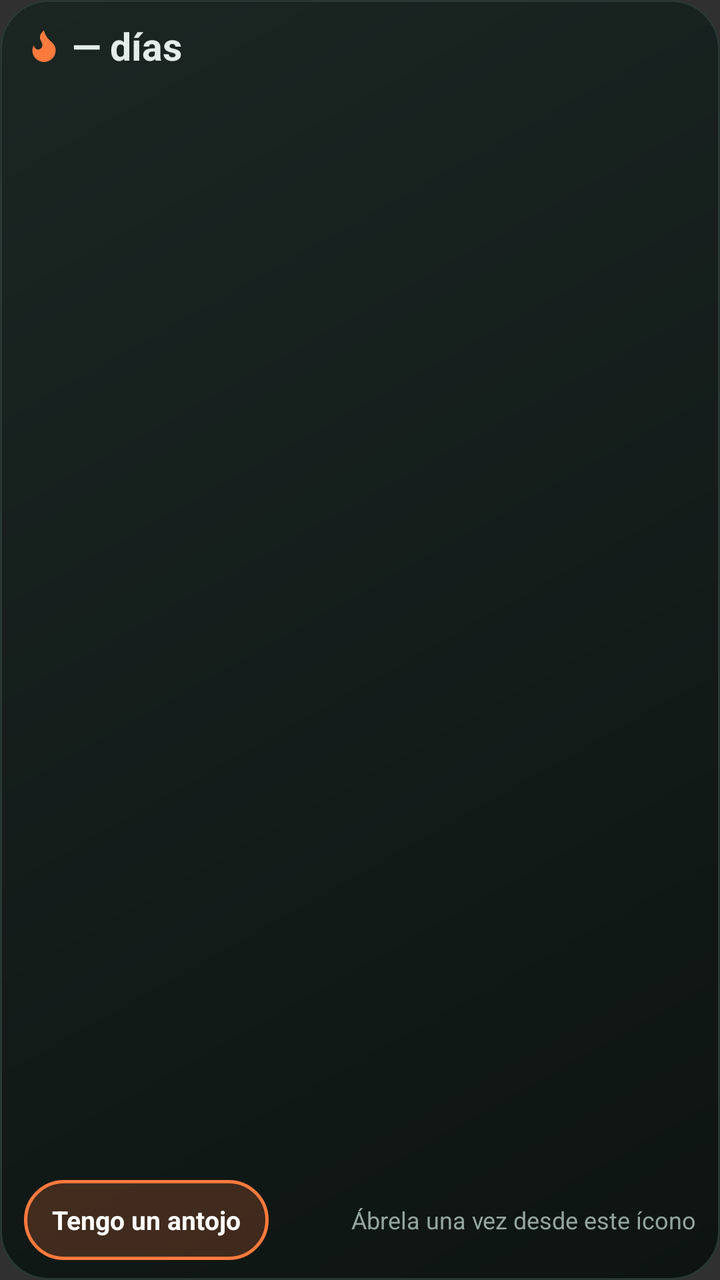
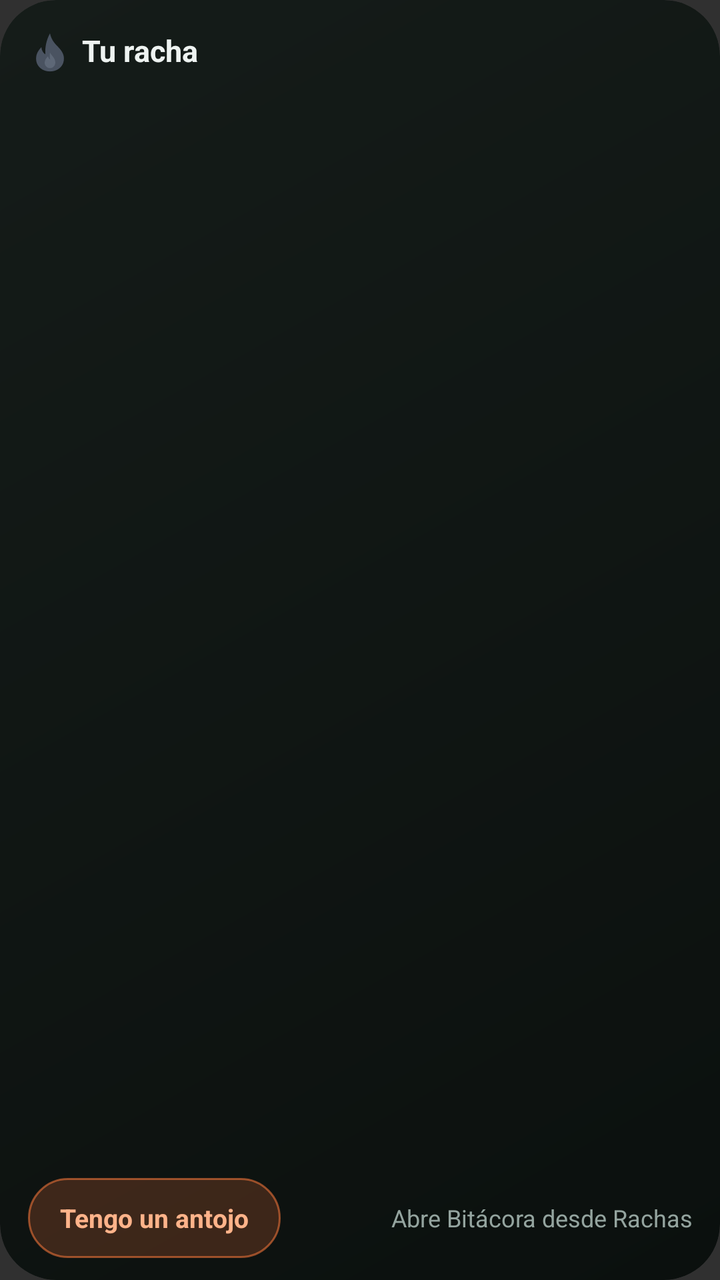

An Android layout rendered at two revisions. The XML below is the earlier revision; the diff shows what the commit changed to produce the second picture.
<!-- AndroidManifest.xml: application theme Theme.Rachas -->
<!-- res/layout/widget_bitacora.xml -->
<?xml version="1.0" encoding="utf-8"?>
<LinearLayout xmlns:android="http://schemas.android.com/apk/res/android"
    android:id="@+id/widget_root"
    android:layout_width="match_parent"
    android:layout_height="match_parent"
    android:background="@drawable/widget_bg_bitacora"
    android:orientation="vertical"
    android:paddingStart="12dp"
    android:paddingTop="10dp"
    android:paddingEnd="12dp"
    android:paddingBottom="10dp">

    <LinearLayout
        android:layout_width="match_parent"
        android:layout_height="wrap_content"
        android:gravity="center_vertical"
        android:orientation="horizontal">

        <ImageView
            android:id="@+id/flame"
            android:layout_width="20dp"
            android:layout_height="20dp"
            android:contentDescription="@null"
            android:src="@drawable/ic_flame" />

        <TextView
            android:id="@+id/streak"
            android:layout_width="wrap_content"
            android:layout_height="wrap_content"
            android:layout_marginStart="4dp"
            android:text="— días"
            android:textColor="#FFE4EDEA"
            android:textSize="19sp"
            android:textStyle="bold" />

        <TextView
            android:id="@+id/savings"
            android:layout_width="0dp"
            android:layout_height="wrap_content"
            android:layout_marginStart="8dp"
            android:layout_weight="1"
            android:ellipsize="end"
            android:maxLines="1"
            android:text=""
            android:textColor="#FF3BBFA7"
            android:textSize="12.5sp"
            android:textStyle="bold" />

        <TextView
            android:id="@+id/day"
            android:layout_width="wrap_content"
            android:layout_height="wrap_content"
            android:layout_marginStart="6dp"
            android:text=""
            android:textColor="#FF94A49F"
            android:textSize="11sp" />
    </LinearLayout>

    <ImageView
        android:id="@+id/chart"
        android:layout_width="match_parent"
        android:layout_height="0dp"
        android:layout_marginTop="4dp"
        android:layout_weight="1"
        android:contentDescription="@null"
        android:scaleType="fitCenter" />

    <LinearLayout
        android:layout_width="match_parent"
        android:layout_height="wrap_content"
        android:layout_marginTop="4dp"
        android:gravity="center_vertical"
        android:orientation="horizontal">

        <TextView
            android:id="@+id/urge"
            android:layout_width="wrap_content"
            android:layout_height="wrap_content"
            android:background="@drawable/widget_btn_urge"
            android:gravity="center"
            android:minHeight="40dp"
            android:paddingStart="14dp"
            android:paddingEnd="14dp"
            android:text="Tengo un antojo"
            android:textColor="#FFFFFFFF"
            android:textSize="13sp"
            android:textStyle="bold" />

        <TextView
            android:id="@+id/line"
            android:layout_width="0dp"
            android:layout_height="wrap_content"
            android:layout_marginStart="8dp"
            android:layout_weight="1"
            android:ellipsize="end"
            android:gravity="end"
            android:maxLines="1"
            android:text="Ábrela una vez desde este ícono"
            android:textColor="#FF94A49F"
            android:textSize="12sp" />
    </LinearLayout>
</LinearLayout>
<!-- resources referenced by this layout -->
<resources>
  <!-- drawable ic_flame (drawable) -->
  <?xml version="1.0" encoding="utf-8"?>
  <vector xmlns:android="http://schemas.android.com/apk/res/android"
      android:width="24dp"
      android:height="24dp"
      android:viewportWidth="24"
      android:viewportHeight="24">
      <path
          android:fillColor="#FFFF7A3D"
          android:pathData="M8.5,14.5A2.5,2.5 0,0 0,11 12c0,-1.38 -0.5,-2 -1,-3 -1.07,-2.14 -0.22,-4.05 2,-6 0.5,2.5 2,4.9 4,6.5 2,1.6 3,3.5 3,5.5a7,7 0,1 1,-14 0c0,-1.15 0.43,-2.29 1,-3a2.5,2.5 0,0 0,2.5 2.5z" />
  </vector>
  <!-- drawable widget_bg_bitacora (drawable) -->
  <?xml version="1.0" encoding="utf-8"?>
  <shape xmlns:android="http://schemas.android.com/apk/res/android" android:shape="rectangle">
      <corners android:radius="24dp" />
      <gradient android:angle="315" android:startColor="#FF1B2623" android:endColor="#FF0D1412" />
      <stroke android:width="1dp" android:color="#FF2A3833" />
  </shape>
  <!-- drawable widget_btn_urge (drawable) -->
  <?xml version="1.0" encoding="utf-8"?>
  <shape xmlns:android="http://schemas.android.com/apk/res/android" android:shape="rectangle">
      <corners android:radius="99dp" />
      <solid android:color="#33FF7A3D" />
      <stroke android:width="1.5dp" android:color="#FFFF7A3D" />
  </shape>
  <style name="Theme.Rachas" parent="android:Theme.Material.NoActionBar" />
</resources>

<!-- the commit's change to res/layout/widget_bitacora.xml (unified diff, before → after) -->
@@ -1,102 +1,144 @@
 <?xml version="1.0" encoding="utf-8"?>
-<LinearLayout xmlns:android="http://schemas.android.com/apk/res/android"
-    android:id="@+id/widget_root"
+<FrameLayout xmlns:android="http://schemas.android.com/apk/res/android"
+    android:id="@android:id/background"
     android:layout_width="match_parent"
     android:layout_height="match_parent"
     android:background="@drawable/widget_bg_bitacora"
-    android:orientation="vertical"
-    android:paddingStart="12dp"
-    android:paddingTop="10dp"
-    android:paddingEnd="12dp"
-    android:paddingBottom="10dp">
+    android:clipToOutline="true">
+
+    <ImageView
+        android:id="@+id/glow"
+        android:layout_width="match_parent"
+        android:layout_height="match_parent"
+        android:contentDescription="@null"
+        android:scaleType="fitXY"
+        android:src="@drawable/widget_glow"
+        android:visibility="gone" />
 
     <LinearLayout
         android:layout_width="match_parent"
-        android:layout_height="wrap_content"
-        android:gravity="center_vertical"
-        android:orientation="horizontal">
+        android:layout_height="match_parent"
+        android:orientation="vertical"
+        android:paddingStart="14dp"
+        android:paddingTop="11dp"
+        android:paddingEnd="14dp"
+        android:paddingBottom="11dp">
+
+        <LinearLayout
+            android:layout_width="match_parent"
+            android:layout_height="30dp"
+            android:gravity="center_vertical"
+            android:orientation="horizontal">
+
+            <ImageView
+                android:id="@+id/flame"
+                android:layout_width="22dp"
+                android:layout_height="22dp"
+                android:contentDescription="@null"
+                android:src="@drawable/ic_flame_off" />
+
+            <TextView
+                android:id="@+id/streak"
+                android:layout_width="wrap_content"
+                android:layout_height="wrap_content"
+                android:layout_marginStart="5dp"
+                android:includeFontPadding="false"
+                android:maxLines="1"
+                android:text="Tu racha"
+                android:textColor="#FFEEF3F1"
+                android:textSize="15sp"
+                android:textStyle="bold" />
+
+            <TextView
+                android:id="@+id/chip"
+                android:layout_width="wrap_content"
+                android:layout_height="wrap_content"
+                android:layout_marginStart="7dp"
+                android:background="@drawable/chip_oro"
+                android:letterSpacing="0.06"
+                android:paddingStart="6dp"
+                android:paddingTop="2dp"
+                android:paddingEnd="6dp"
+                android:paddingBottom="2dp"
+                android:text=""
+                android:textSize="9.5sp"
+                android:textStyle="bold"
+                android:visibility="gone" />
+
+            <TextView
+                android:id="@+id/savings"
+                android:layout_width="0dp"
+                android:layout_height="wrap_content"
+                android:layout_marginStart="10dp"
+                android:layout_weight="1"
+                android:ellipsize="end"
+                android:maxLines="1"
+                android:text=""
+                android:textColor="#FF3BBFA7"
+                android:textSize="12.5sp"
+                android:textStyle="bold" />
+
+            <TextView
+                android:id="@+id/day"
+                android:layout_width="wrap_content"
+                android:layout_height="wrap_content"
+                android:layout_marginStart="6dp"
+                android:maxLines="1"
+                android:text=""
+                android:textColor="#FF94A49F"
+                android:textSize="11.5sp" />
+        </LinearLayout>
 
         <ImageView
-            android:id="@+id/flame"
-            android:layout_width="20dp"
-            android:layout_height="20dp"
+            android:id="@+id/chart"
+            android:layout_width="match_parent"
+            android:layout_height="0dp"
+            android:layout_marginTop="6dp"
+            android:layout_weight="1"
             android:contentDescription="@null"
-            android:src="@drawable/ic_flame" />
+            android:scaleType="fitCenter" />
 
-        <TextView
-            android:id="@+id/streak"
-            android:layout_width="wrap_content"
+        <LinearLayout
+            android:layout_width="match_parent"
             android:layout_height="wrap_content"
-            android:layout_marginStart="4dp"
-            android:text="— días"
-            android:textColor="#FFE4EDEA"
-            android:textSize="19sp"
-            android:textStyle="bold" />
+            android:layout_marginTop="6dp"
+            android:gravity="center_vertical"
+            android:orientation="horizontal">
 
-        <TextView
-            android:id="@+id/savings"
-            android:layout_width="0dp"
-            android:layout_height="wrap_content"
-            android:layout_marginStart="8dp"
-            android:layout_weight="1"
-            android:ellipsize="end"
-            android:maxLines="1"
-            android:text=""
-            android:textColor="#FF3BBFA7"
-            android:textSize="12.5sp"
-            android:textStyle="bold" />
+            <TextView
+                android:id="@+id/urge"
+                android:layout_width="wrap_content"
+                android:layout_height="40dp"
+                android:background="@drawable/widget_btn_urge"
+                android:gravity="center"
+                android:paddingStart="16dp"
+                android:paddingEnd="16dp"
+                android:text="Tengo un antojo"
+                android:textColor="#FFFFB38A"
+                android:textSize="13sp"
+                android:textStyle="bold" />
 
-        <TextView
-            android:id="@+id/day"
-            android:layout_width="wrap_content"
-            android:layout_height="wrap_content"
-            android:layout_marginStart="6dp"
-            android:text=""
-            android:textColor="#FF94A49F"
-            android:textSize="11sp" />
+            <TextView
+                android:id="@+id/line"
+                android:layout_width="0dp"
+                android:layout_height="wrap_content"
+                android:layout_marginStart="10dp"
+                android:layout_weight="1"
+                android:ellipsize="end"
+                android:gravity="end"
+                android:maxLines="1"
+                android:text="Abre Bitácora desde Rachas"
+                android:textColor="#FF94A49F"
+                android:textSize="12sp" />
+        </LinearLayout>
     </LinearLayout>
 
     <ImageView
-        android:id="@+id/chart"
+        android:id="@+id/outline"
         android:layout_width="match_parent"
-        android:layout_height="0dp"
-        android:layout_marginTop="4dp"
-        android:layout_weight="1"
+        android:layout_height="match_parent"
         android:contentDescription="@null"
-        android:scaleType="fitCenter" />
-
-    <LinearLayout
-        android:layout_width="match_parent"
-        android:layout_height="wrap_content"
-        android:layout_marginTop="4dp"
-        android:gravity="center_vertical"
-        android:orientation="horizontal">
-
-        <TextView
-            android:id="@+id/urge"
-            android:layout_width="wrap_content"
-            android:layout_height="wrap_content"
-            android:background="@drawable/widget_btn_urge"
-            android:gravity="center"
-            android:minHeight="40dp"
-            android:paddingStart="14dp"
-            android:paddingEnd="14dp"
-            android:text="Tengo un antojo"
-            android:textColor="#FFFFFFFF"
-            android:textSize="13sp"
-            android:textStyle="bold" />
-
-        <TextView
-            android:id="@+id/line"
-            android:layout_width="0dp"
-            android:layout_height="wrap_content"
-            android:layout_marginStart="8dp"
-            android:layout_weight="1"
-            android:ellipsize="end"
-            android:gravity="end"
-            android:maxLines="1"
-            android:text="Ábrela una vez desde este ícono"
-            android:textColor="#FF94A49F"
-            android:textSize="12sp" />
-    </LinearLayout>
-</LinearLayout>
+        android:scaleType="fitXY"
+        android:src="@drawable/widget_outline"
+        android:visibility="gone" />
+</FrameLayout>
<!-- resource entries referenced after the edit -->
@@ -1,6 +1,12 @@
 <!-- resources referenced by this layout -->
 <resources>
-  <!-- drawable ic_flame (drawable) -->
+  <!-- drawable chip_oro (drawable) -->
+  <?xml version="1.0" encoding="utf-8"?>
+  <shape xmlns:android="http://schemas.android.com/apk/res/android" android:shape="rectangle">
+      <corners android:radius="6dp" />
+      <solid android:color="#2EF5C542" />
+  </shape>
+  <!-- drawable ic_flame_off (drawable) -->
   <?xml version="1.0" encoding="utf-8"?>
   <vector xmlns:android="http://schemas.android.com/apk/res/android"
       android:width="24dp"
@@ -8,23 +14,47 @@
       android:viewportWidth="24"
       android:viewportHeight="24">
       <path
-          android:fillColor="#FFFF7A3D"
-          android:pathData="M8.5,14.5A2.5,2.5 0,0 0,11 12c0,-1.38 -0.5,-2 -1,-3 -1.07,-2.14 -0.22,-4.05 2,-6 0.5,2.5 2,4.9 4,6.5 2,1.6 3,3.5 3,5.5a7,7 0,1 1,-14 0c0,-1.15 0.43,-2.29 1,-3a2.5,2.5 0,0 0,2.5 2.5z" />
+          android:fillColor="#FF4A5361"
+          android:pathData="M12,1.8C12.6,4.9 14.2,7 16.1,8.9C18.2,11 19.6,13 19.6,15.6C19.6,19.7 16.3,22.6 12,22.6C7.7,22.6 4.4,19.7 4.4,15.6C4.4,13.1 5.6,11.1 7.3,9.4C7.5,11.3 8.3,12.6 9.5,13.3C9.1,9.6 10.1,5.2 12,1.8Z" />
+      <path
+          android:fillColor="#FF5E6877"
+          android:pathData="M12,12.3C12.9,14.1 14.9,15.3 14.9,17.7C14.9,19.5 13.6,20.8 12,20.8C10.4,20.8 9.1,19.5 9.1,17.9C9.1,16.3 10.1,15.2 10.9,14.3C11.1,15.2 11.5,15.8 12.1,16.1C11.8,14.8 11.8,13.5 12,12.3Z" />
   </vector>
   <!-- drawable widget_bg_bitacora (drawable) -->
   <?xml version="1.0" encoding="utf-8"?>
   <shape xmlns:android="http://schemas.android.com/apk/res/android" android:shape="rectangle">
-      <corners android:radius="24dp" />
-      <gradient android:angle="315" android:startColor="#FF1B2623" android:endColor="#FF0D1412" />
-      <stroke android:width="1dp" android:color="#FF2A3833" />
+      <corners android:radius="@dimen/widget_radius" />
+      <gradient android:angle="315" android:endColor="#FF0B100E" android:startColor="#FF151C19" />
   </shape>
   <!-- drawable widget_btn_urge (drawable) -->
   <?xml version="1.0" encoding="utf-8"?>
   <shape xmlns:android="http://schemas.android.com/apk/res/android" android:shape="rectangle">
       <corners android:radius="99dp" />
       <solid android:color="#33FF7A3D" />
-      <stroke android:width="1.5dp" android:color="#FFFF7A3D" />
+      <stroke android:width="1dp" android:color="#8CFF7A3D" />
+  </shape>
+  <!-- drawable widget_glow (drawable) -->
+  <?xml version="1.0" encoding="utf-8"?>
+  <shape xmlns:android="http://schemas.android.com/apk/res/android" android:shape="rectangle">
+      <corners android:radius="@dimen/widget_radius" />
+      <gradient
+          android:centerColor="#14FFFFFF"
+          android:centerX="0.06"
+          android:centerY="0.1"
+          android:endColor="#00FFFFFF"
+          android:gradientRadius="120%"
+          android:startColor="#47FFFFFF"
+          android:type="radial" />
+  </shape>
+  <!-- drawable widget_outline (drawable) -->
+  <?xml version="1.0" encoding="utf-8"?>
+  <shape xmlns:android="http://schemas.android.com/apk/res/android" android:shape="rectangle">
+      <corners android:radius="@dimen/widget_radius" />
+      
+      <solid android:color="#00000000" />
+      <stroke android:width="1.6dp" android:color="#E6FFFFFF" />
   </shape>
   <style name="Theme.Rachas" parent="android:Theme.Material.NoActionBar" />
+  <dimen name="widget_radius">24dp</dimen>
 </resources>
 
